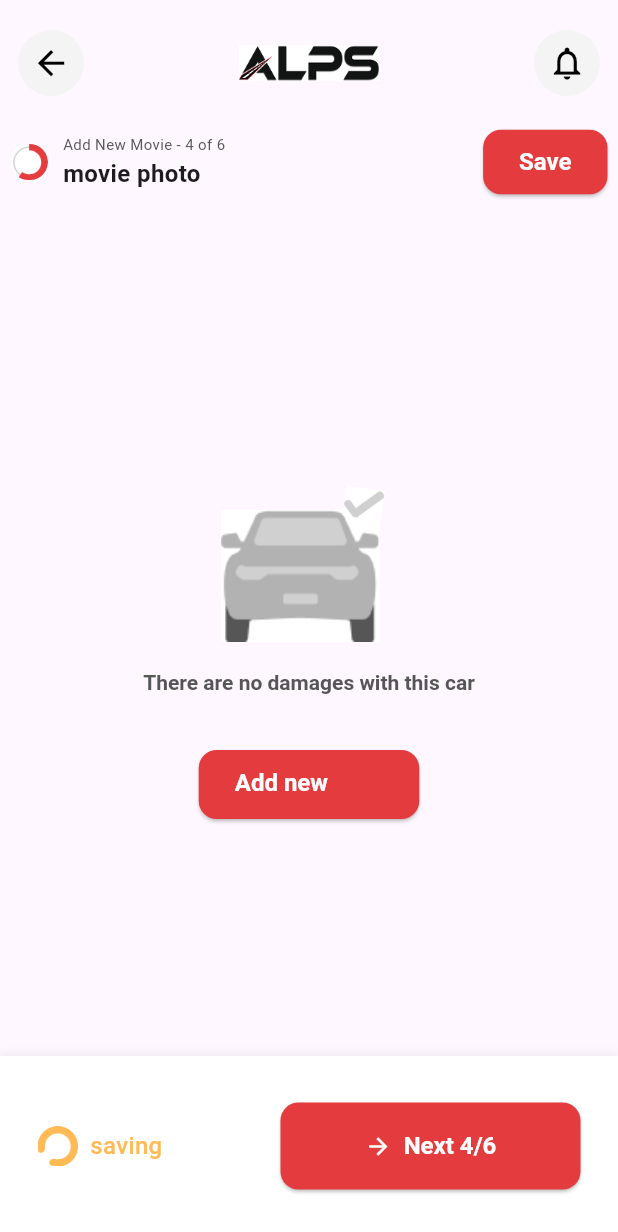
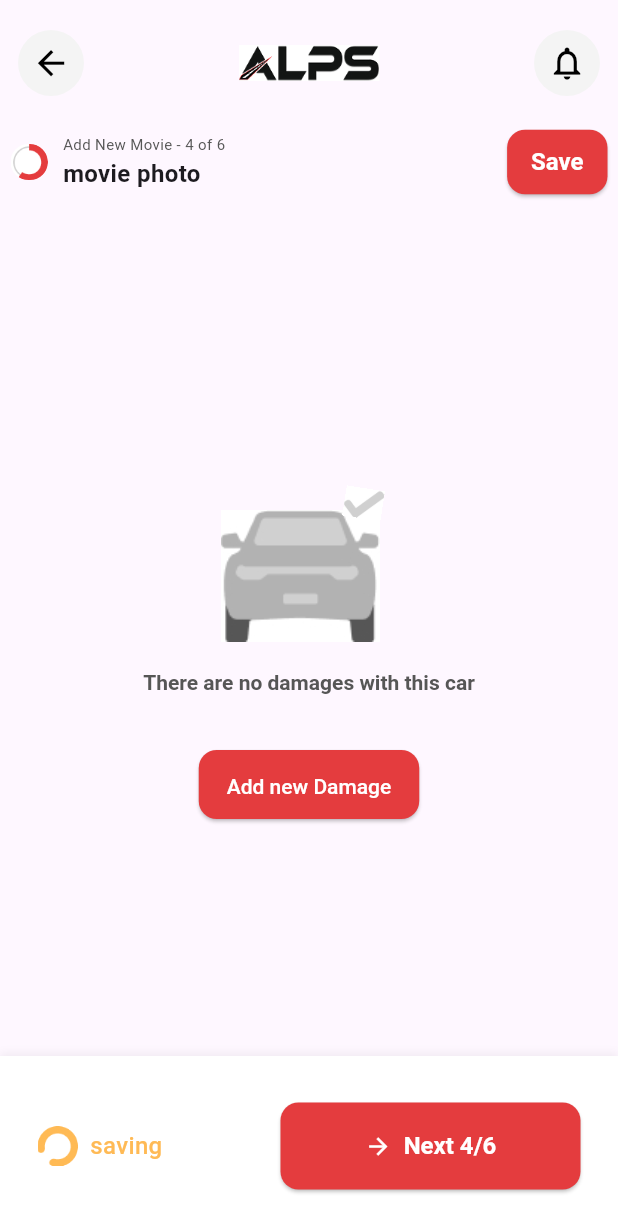
Before and after one commit to helalraed/my_flutter_app, a Flutter app: the MovieDetailsPage screen opened directly with empty values, on a phone screen of 412 x 824 dp. Shown: the top 1232 px of the screen. Run offline on Flutter 3.47's test engine with Material 3 defaults, Android fonts, the phone set to English and light mode, and no system bars; our stand-ins replace connectivity_plus, dartz, dio, get; network calls fail; Roboto replaces fonts that are missing (DM Sans).

Commit message:
تعديل زر Add new Damage وتنسيقه حسب التصميم

```diff
--- a/lib/core/Widget/shared_main_button.dart
+++ b/lib/core/Widget/shared_main_button.dart
@@ -1,10 +1,13 @@
 import 'package:flutter/material.dart';
+
 enum ButtonType { text, icon }
+
 class SharedMainButton extends StatelessWidget {
   final String label;
   final VoidCallback onPressed;
   final ButtonType type;
   final IconData? icon;
+  final TextStyle? labelStyle;
 
   const SharedMainButton({
     Key? key,
@@ -12,6 +15,7 @@ class SharedMainButton extends StatelessWidget {
     required this.onPressed,
     this.type = ButtonType.text,
     this.icon,
+    this.labelStyle,
   }) : super(key: key);
 
   @override
@@ -19,7 +23,7 @@ class SharedMainButton extends StatelessWidget {
     return ElevatedButton(
       onPressed: onPressed,
       style: ElevatedButton.styleFrom(
-        padding: const EdgeInsets.symmetric(horizontal: 24, vertical: 12),
+        padding: const EdgeInsets.symmetric(horizontal: 16, vertical: 12),
         shape: RoundedRectangleBorder(borderRadius: BorderRadius.circular(12)),
         textStyle: const TextStyle(fontSize: 16, fontWeight: FontWeight.bold),
         backgroundColor: const Color(0xFFE43C3E), // أحمر
@@ -30,13 +34,14 @@ class SharedMainButton extends StatelessWidget {
         children: [
           Icon(icon, color: Colors.white),
           const SizedBox(width: 8),
-          Text(label, style: const TextStyle(color: Colors.white)),
+          Text(label, style: labelStyle ?? const TextStyle(color: Colors.white)),
         ],
       )
-          : Text(label, style: const TextStyle(color: Colors.white)),
+          : Text(label, style: labelStyle ?? const TextStyle(color: Colors.white)),
     );
   }
 }
+
 class SharedIconButton extends StatelessWidget {
   final IconData icon;
   final VoidCallback onPressed;
--- a/lib/movie_details_page.dart
+++ b/lib/movie_details_page.dart
@@ -1,6 +1,7 @@
 import 'package:flutter/material.dart';
+import 'dart:math';
+
 import 'movie.dart';
-import 'dart:math';
 import 'package:untitled1/core/Widget/shared_main_button.dart';
 
 class MovieDetailsPage extends StatelessWidget {
@@ -14,7 +15,7 @@ class MovieDetailsPage extends StatelessWidget {
       body: SafeArea(
         child: Column(
           children: [
-            SizedBox(height: 20),
+            const SizedBox(height: 20),
             Padding(
               padding: const EdgeInsets.symmetric(horizontal: 12.0),
               child: Row(
@@ -39,7 +40,7 @@ class MovieDetailsPage extends StatelessWidget {
                 ],
               ),
             ),
-            SizedBox(height: 20),
+            const SizedBox(height: 20),
             Padding(
               padding: const EdgeInsets.symmetric(horizontal: 7.0),
               child: Row(
@@ -54,10 +55,10 @@ class MovieDetailsPage extends StatelessWidget {
                     ),
                   ),
                   const SizedBox(width: 10),
-                  Expanded(
+                  const Expanded(
                     child: Column(
                       crossAxisAlignment: CrossAxisAlignment.start,
-                      children: const [
+                      children: [
                         Text(
                           'Add New Movie - 4 of 6',
                           style: TextStyle(
@@ -85,15 +86,15 @@ class MovieDetailsPage extends StatelessWidget {
                 ],
               ),
             ),
-            SizedBox(height: 20),
+            const SizedBox(height: 20),
             Expanded(
               child: Center(
-                child: Container(
+                child: SizedBox(
                   width: 240,
                   height: 260,
                   child: Stack(
                     children: [
-                      Container(
+                      SizedBox(
                         width: 240,
                         height: 164,
                         child: Align(
@@ -101,7 +102,7 @@ class MovieDetailsPage extends StatelessWidget {
                           child: Text(
                             'There are no damages with this car',
                             textAlign: TextAlign.center,
-                            style: TextStyle(
+                            style: const TextStyle(
                               fontFamily: 'DM Sans',
                               fontWeight: FontWeight.w700,
                               fontSize: 14,
@@ -112,12 +113,12 @@ class MovieDetailsPage extends StatelessWidget {
                           ),
                         ),
                       ),
-                      Positioned(
+                      const Positioned(
                         left: 0,
                         right: 0,
                         top: 0,
                         child: Center(
-                          child: Container(
+                          child: SizedBox(
                             width: 117.45,
                             height: 130,
                           ),
@@ -129,7 +130,7 @@ class MovieDetailsPage extends StatelessWidget {
                         child: Container(
                           width: 105.82,
                           height: 88.18,
-                          decoration: BoxDecoration(
+                          decoration: const BoxDecoration(
                             image: DecorationImage(
                               image: AssetImage('assets/car.jpg'),
                             ),
@@ -148,6 +149,7 @@ class MovieDetailsPage extends StatelessWidget {
                           ),
                         ),
                       ),
+                      // زر Add new Damage (147x46 مع التنسيق المطلوب)
                       Positioned(
                         bottom: 12,
                         left: 16,
@@ -161,6 +163,14 @@ class MovieDetailsPage extends StatelessWidget {
                             child: SharedMainButton(
                               label: 'Add new Damage',
                               onPressed: () {},
+                              labelStyle: const TextStyle(
+                                fontFamily: 'DM Sans',
+                                fontWeight: FontWeight.w500,
+                                fontSize: 14,
+                                height: 22 / 14, // line-height / font-size
+                                letterSpacing: 0,
+                                color: Colors.white,
+                              ),
                             ),
                           ),
                         ),
@@ -174,9 +184,9 @@ class MovieDetailsPage extends StatelessWidget {
               width: double.infinity,
               height: 120,
               padding: const EdgeInsets.symmetric(horizontal: 25, vertical: 20),
-              decoration: BoxDecoration(
+              decoration: const BoxDecoration(
                 color: Colors.white,
-                boxShadow: const [
+                boxShadow: [
                   BoxShadow(
                     color: Color(0x0D000000),
                     offset: Offset(0, -2),
@@ -187,7 +197,7 @@ class MovieDetailsPage extends StatelessWidget {
               child: Row(
                 mainAxisAlignment: MainAxisAlignment.spaceBetween,
                 children: [
-                  Container(
+                  SizedBox(
                     width: 87,
                     height: 27,
                     child: Row(
@@ -201,8 +211,8 @@ class MovieDetailsPage extends StatelessWidget {
                             fit: BoxFit.cover,
                           ),
                         ),
-                        SizedBox(width: 8),
-                        Text(
+                        const SizedBox(width: 8),
+                        const Text(
                           'saving',
                           style: TextStyle(
                             fontWeight: FontWeight.w500,
--- a/lib/movie_page.dart
+++ b/lib/movie_page.dart
@@ -127,11 +127,11 @@ class MoviePage extends StatelessWidget {
                     child: Column(
                       crossAxisAlignment: CrossAxisAlignment.start,
                       children:  [
-              Text('image_tip_1'.tr),
+              Text('• Take photos with good lighting.'.tr),
                         SizedBox(height: 4),
-              Text('image_tip_2'.tr),
+              Text('• Clean your vehicle before taking photo.'.tr),
                         SizedBox(height: 4),
-              Text('image_tip_3'.tr),
+              Text('• Photos 1200 x 900px Use PNG, JPG, JPEG forma'.tr),
                       ],
                     ),
                   ),
```
